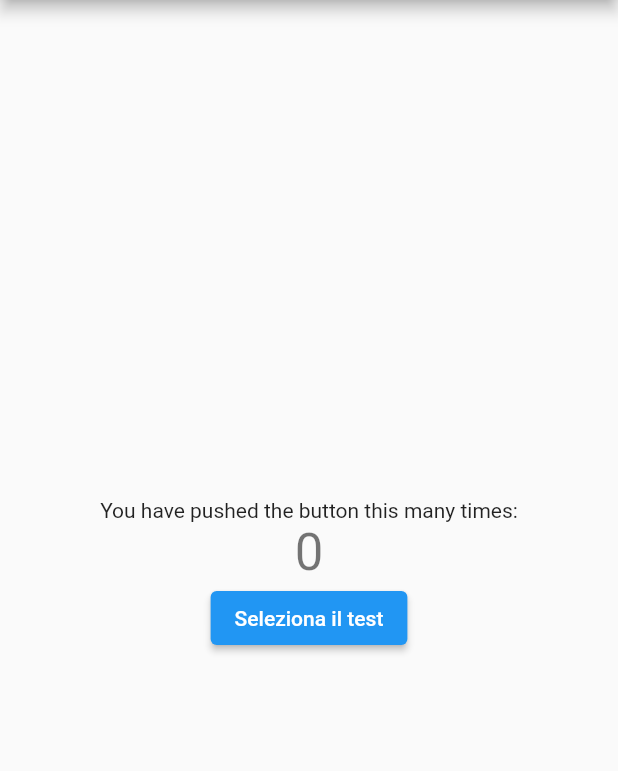
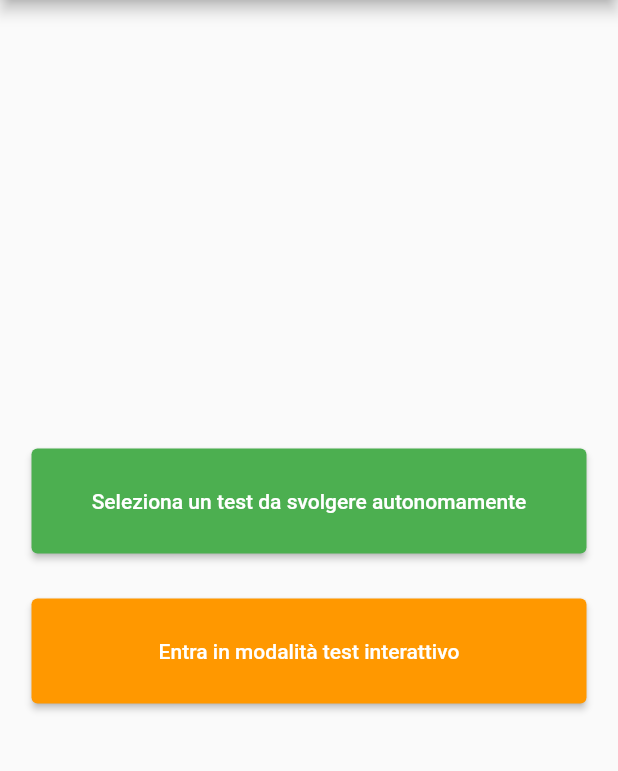
Before and after one commit to pdomi2001/aspdm, a Flutter app: the screen it shows after launch, on a phone screen of 412 x 824 dp, the part 84-855 px from its top. Run offline on Flutter 3.47's test engine with Material 2 defaults, Android fonts, the phone set to English and light mode, and no system bars.

Commit message:
Aggiunta pagina test

```diff
--- a/letsdotest/lib/homepage.dart
+++ b/letsdotest/lib/homepage.dart
@@ -1,7 +1,6 @@
 import 'package:flutter/material.dart';
 import 'package:letsdotest/project.dart';
 import 'package:letsdotest/routes.dart';
-
 
 class MyHomePage extends StatefulWidget {
   MyHomePage({Key key, this.title, this.project}) : super(key: key);
@@ -23,8 +22,9 @@ class MyHomePage extends StatefulWidget {
 }
 
 class _MyHomePageState extends State<MyHomePage> {
-  int _counter = 0;
+  //int _counter = 0;
 
+  /*
   void _incrementCounter() {
     setState(() {
       // This call to setState tells the Flutter framework that something has
@@ -35,6 +35,8 @@ class _MyHomePageState extends State<MyHomePage> {
       _counter++;
     });
   }
+  */
+
 
   @override
   Widget build(BuildContext context) {
@@ -46,25 +48,21 @@ class _MyHomePageState extends State<MyHomePage> {
     // than having to individually change instances of widgets.
     return Scaffold(
       drawer: Drawer(
-         child: ListView(
-           children: [
+        child: ListView(children: [
           ListTile(
               leading: const Icon(Icons.info),
               title: const Text("About"),
               onTap: () {
-               return Navigator.of(context)?.pushNamed(RouteGenerator.aboutPage);
-             }
-           ),
+                return Navigator.of(context)
+                    ?.pushNamed(RouteGenerator.aboutPage);
+              }),
           ListTile(
               leading: const Icon(Icons.close),
               title: const Text("Chiudi Applicazione"),
               onTap: () {
                 /* ????? */
-             }
-           ),
-      ]
-         ),
-
+              }),
+        ]),
       ),
       // endDrawer: Drawer(),
 
@@ -72,7 +70,6 @@ class _MyHomePageState extends State<MyHomePage> {
         // Here we take the value from the MyHomePage object that was created by
         // the App.build method, and use it to set our appbar title.
         title: Text(widget.title),
-
       ),
       body: Center(
         // Center is a layout widget. It takes a single child and positions it
@@ -94,17 +91,41 @@ class _MyHomePageState extends State<MyHomePage> {
           // horizontal).
           mainAxisAlignment: MainAxisAlignment.center,
           children: <Widget>[
-            // TestList(),
-            Text(
-              'You have pushed the button this many times:',
+            Container(
+              height: 100,
+              width: 400,
+              child: Padding(
+                padding: const EdgeInsets.all(15.0),
+                child: ElevatedButton(
+                    style: ButtonStyle(
+                      backgroundColor:
+                          MaterialStateProperty.all<Color>(Colors.green),
                     ),
-            Text(
-              '$_counter',
-              style: Theme.of(context).textTheme.headline4,
+                    onPressed: () {
+                      return Navigator.of(context)
+                          ?.pushNamed(RouteGenerator.selectTestPage);
+                    },
+                    child: Text("Seleziona un test da svolgere autonomamente")),
               ),
-            ElevatedButton(
-                onPressed: () {return Navigator.of(context)?.pushNamed(RouteGenerator.selectTestPage); },
-                child: Text("Seleziona il test")
+            ),
+            Container(
+              height: 100,
+              width: 400,
+              child: Padding(
+                padding: const EdgeInsets.all(15.0),
+                child: ElevatedButton(
+                    style: ButtonStyle(
+                      backgroundColor:
+                          MaterialStateProperty.all<Color>(Colors.orange),
+                    ),
+                    onPressed: () {
+                      /*
+                      return Navigator.of(context)
+                          ?.pushNamed(RouteGenerator.selectTestPage);
+                       */
+                    },
+                    child: Text("Entra in modalità test interattivo")),
+              ),
             )
           ],
         ),
--- a/letsdotest/lib/project.dart
+++ b/letsdotest/lib/project.dart
@@ -2,19 +2,9 @@
 
 import 'package:flutter/cupertino.dart';
 
-class SingleTest {
-  String _name = "";
+import 'test/singletest.dart';
 
-  SingleTest(String titolo) {
-    _name = titolo;
-  }
 
-  String get name => _name;
-
-  void set name(String valore) {
-    _name = valore;
-  }
-}
 
 class Project extends ChangeNotifier {
   List<SingleTest> _elencoProgetti = [];
--- a/letsdotest/lib/routes.dart
+++ b/letsdotest/lib/routes.dart
@@ -2,6 +2,7 @@ import 'package:flutter/cupertino.dart';
 import 'package:flutter/material.dart';
 import 'package:letsdotest/info/about.dart';
 import 'package:letsdotest/selecttest.dart';
+import 'package:letsdotest/test/completetest.dart';
 
 
 import 'homepage.dart';
@@ -13,6 +14,7 @@ class RouteGenerator {
   static const String helpPage = '/helppage';
   static const String resultPage = '/resultpage';
   static const String selectTestPage = '/selecttestpage';
+  static const String executeTestPage = '/executetestpage';
 
   RouteGenerator._() {}
 
@@ -32,6 +34,11 @@ class RouteGenerator {
           builder: (_) => /*const */ SelectTest(),
 
         );
+      case executeTestPage:
+        return MaterialPageRoute(
+          builder: (_) => /*const */ CompleteTest(),
+
+        );
     }
   }
 }
```
Also changed, not shown: letsdotest/lib/selecttest.dart (+25 -11 lines), 2 other files. Lines whose indentation alone changed are shown as unchanged.
